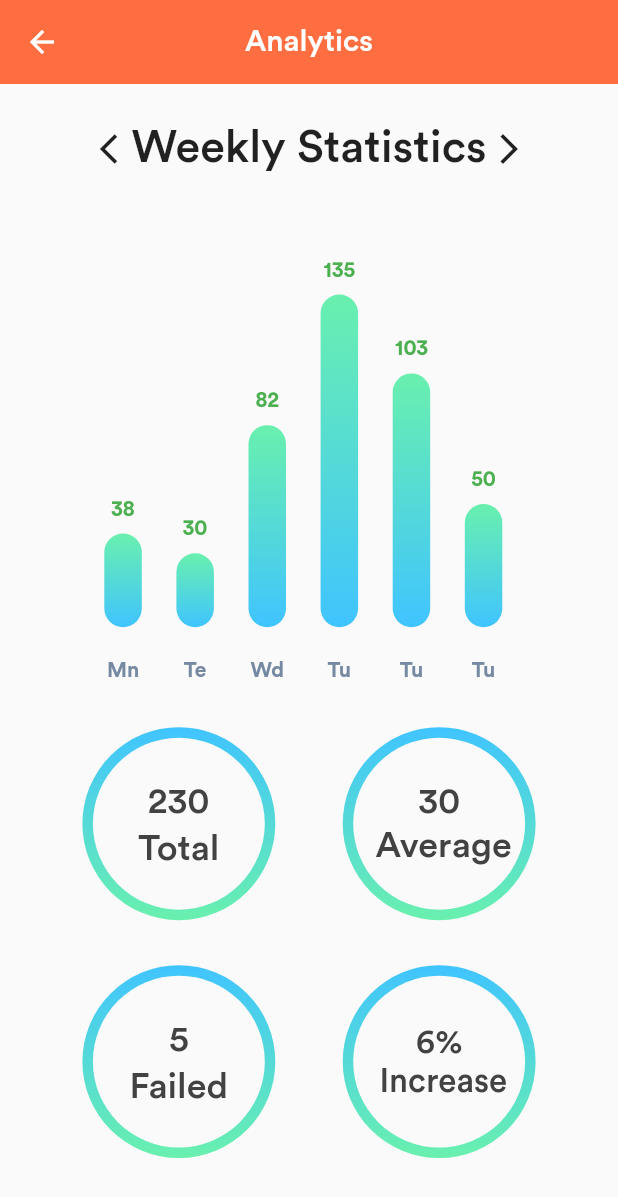
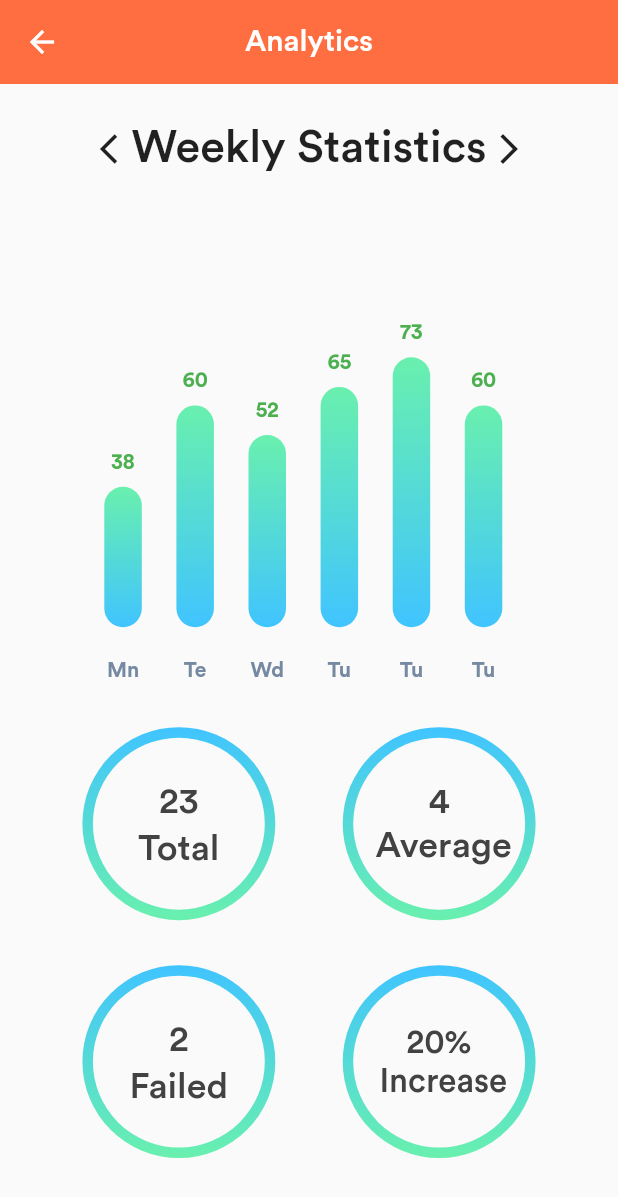
Before and after one commit to samiraliyev573/bchacks2021-juniorhelp, a Flutter app: the Statistics screen opened directly, after a tap on the "arrow back ios" icon, after a tap on the "arrow forward ios" icon, on a phone screen of 412 x 824 dp. Shown: the top 1197 px of the screen. Run offline on Flutter 3.47's test engine with Material 2 defaults, Android fonts, the phone set to English and light mode, and no system bars; drawn by our look-alikes of fl_chart; our stand-ins replace cloud_firestore, fancy_bottom_navigation, firebase_auth, firebase_core, firebase_messaging, font_awesome_flutter and 5 more; accounts and stored records are empty.

Commit message:
Update statistics.dart

```diff
--- a/juniorhelp/lib/screens/statistics.dart
+++ b/juniorhelp/lib/screens/statistics.dart
@@ -40,7 +40,7 @@ class _StatisticsState extends State<Statistics> {
   BarChartData mainBarData() {
     return BarChartData(
       alignment: BarChartAlignment.spaceAround,
-      maxY: 150,
+      maxY: 100,
       barTouchData: BarTouchData(
         enabled: false,
         touchTooltipData: BarTouchTooltipData(
@@ -113,7 +113,7 @@ class _StatisticsState extends State<Statistics> {
           x: 1,
           barRods: [
             BarChartRodData(
-                y: 30,
+                y: 60,
                 width: 25,
                 colors: [Colors.lightBlueAccent, Colors.greenAccent])
           ],
@@ -123,7 +123,7 @@ class _StatisticsState extends State<Statistics> {
           x: 2,
           barRods: [
             BarChartRodData(
-                y: 82,
+                y: 52,
                 width: 25,
                 colors: [Colors.lightBlueAccent, Colors.greenAccent])
           ],
@@ -133,7 +133,7 @@ class _StatisticsState extends State<Statistics> {
           x: 3,
           barRods: [
             BarChartRodData(
-                y: 135,
+                y: 65,
                 width: 25,
                 colors: [Colors.lightBlueAccent, Colors.greenAccent])
           ],
@@ -143,7 +143,7 @@ class _StatisticsState extends State<Statistics> {
           x: 3,
           barRods: [
             BarChartRodData(
-                y: 103,
+                y: 73,
                 width: 25,
                 colors: [Colors.lightBlueAccent, Colors.greenAccent])
           ],
@@ -153,7 +153,7 @@ class _StatisticsState extends State<Statistics> {
           x: 3,
           barRods: [
             BarChartRodData(
-                y: 50,
+                y: 60,
                 width: 25,
                 colors: [Colors.lightBlueAccent, Colors.greenAccent])
           ],
@@ -188,7 +188,7 @@ class _StatisticsState extends State<Statistics> {
                 child: Container(
                     child: Center(
                         child: Text(
-                      "230 \nTotal",
+                      "23 \nTotal",
                       textAlign: TextAlign.center,
                       style: TextStyle(
                           height: 1.3, fontSize: 24, color: Colors.grey[800]),
@@ -215,7 +215,7 @@ class _StatisticsState extends State<Statistics> {
                 child: Container(
                     child: Center(
                         child: Text(
-                      "30 \n Average",
+                      "4 \n Average",
                       textAlign: TextAlign.center,
                       style: TextStyle(
                           height: 1.2, fontSize: 24, color: Colors.grey[800]),
@@ -251,7 +251,7 @@ class _StatisticsState extends State<Statistics> {
                 child: Container(
                     child: Center(
                         child: Text(
-                      "5 \nFailed",
+                      "2 \nFailed",
                       textAlign: TextAlign.center,
                       style: TextStyle(
                           height: 1.3, fontSize: 24, color: Colors.grey[800]),
@@ -278,7 +278,7 @@ class _StatisticsState extends State<Statistics> {
                 child: Container(
                     child: Center(
                         child: Text(
-                      "6% \n Increase",
+                      "20% \n Increase",
                       textAlign: TextAlign.center,
                       style: TextStyle(
                           height: 1.2, fontSize: 22, color: Colors.grey[800]),
@@ -305,9 +305,9 @@ class _StatisticsState extends State<Statistics> {
 
   Widget pieChartW() {
     Map<String, double> dataMap = {
-      "Water": 5,
-      "Walk": 3,
-      "Pills": 2,
+      "Water": 10,
+      "Walk": 8,
+      "Pills": 3,
       "Sleep": 2,
     };
     List<String> toDos = ["Water", "Walk", "Pills", "Sleep"];
@@ -336,7 +336,7 @@ class _StatisticsState extends State<Statistics> {
       ),
       SizedBox(height: 30),
       Text(
-        "Total tasks:12",
+        "Total tasks:23",
         style: TextStyle(fontSize: 25),
       ),
       for (int i = 0; i < clrs.length; i++) ...{
```
